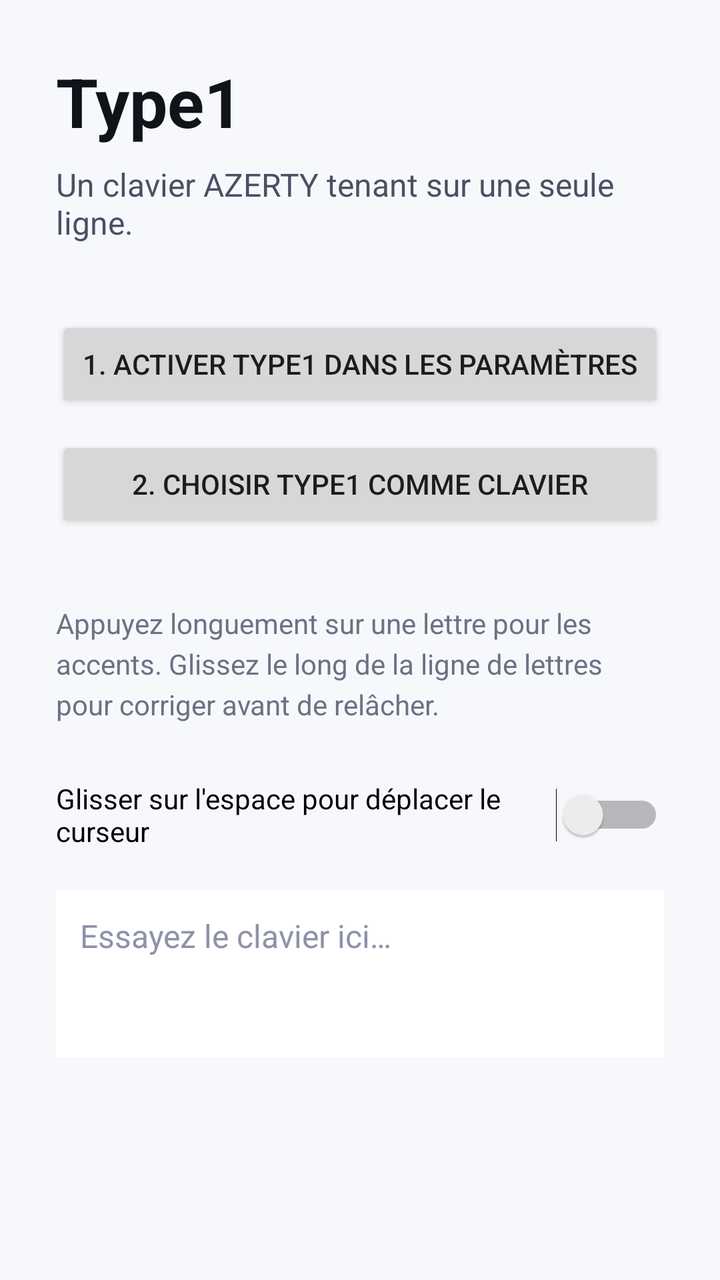
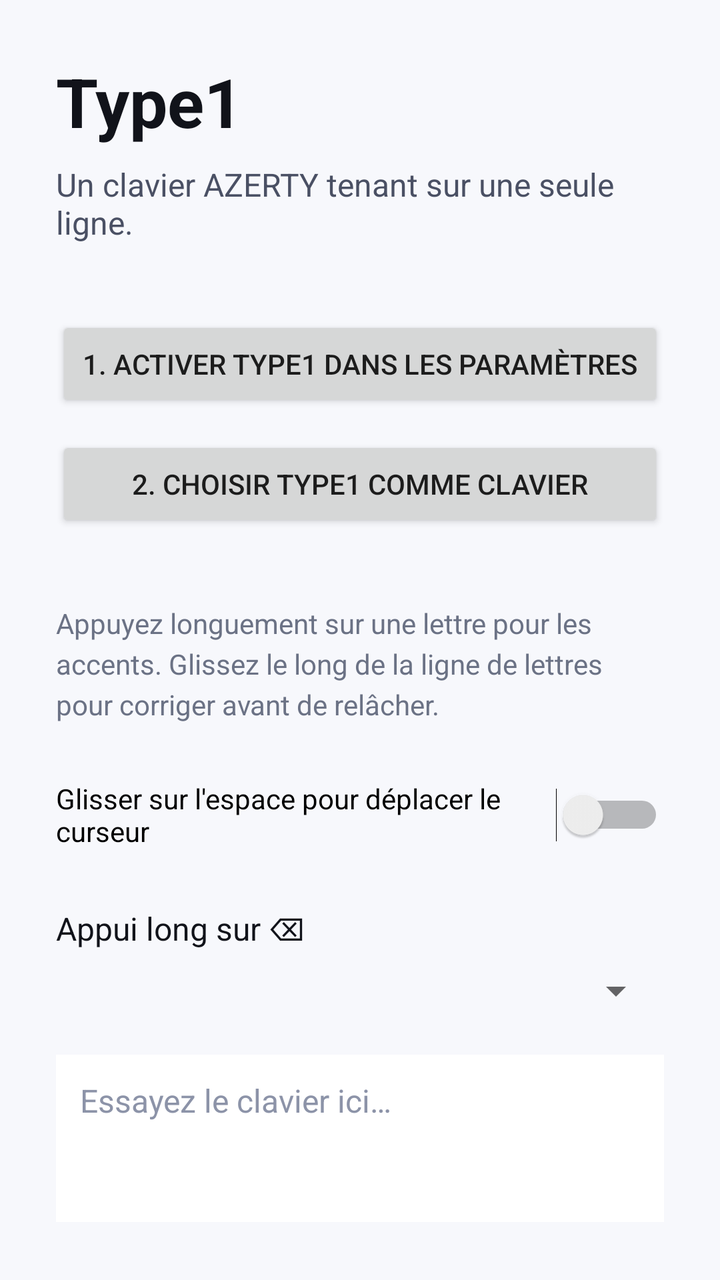

Before-and-after screenshots of an Android layout around one commit, followed by the original layout XML and the change that was made.
<!-- AndroidManifest.xml: application theme Theme.Type1 -->
<!-- res/layout/activity_setup.xml -->
<?xml version="1.0" encoding="utf-8"?>
<ScrollView xmlns:android="http://schemas.android.com/apk/res/android"
	android:layout_width="match_parent"
	android:layout_height="match_parent"
	android:fillViewport="true">

	<LinearLayout
		android:layout_width="match_parent"
		android:layout_height="wrap_content"
		android:orientation="vertical"
		android:padding="28dp">

		<TextView
			android:layout_width="wrap_content"
			android:layout_height="wrap_content"
			android:text="@string/setup_title"
			android:textColor="#FF11131A"
			android:textSize="34sp"
			android:textStyle="bold" />

		<TextView
			android:layout_width="match_parent"
			android:layout_height="wrap_content"
			android:layout_marginTop="8dp"
			android:text="@string/setup_subtitle"
			android:textColor="#FF4A5064"
			android:textSize="16sp" />

		<Button
			android:id="@+id/enableButton"
			android:layout_width="match_parent"
			android:layout_height="wrap_content"
			android:layout_marginTop="36dp"
			android:text="@string/setup_step_enable" />

		<Button
			android:id="@+id/selectButton"
			android:layout_width="match_parent"
			android:layout_height="wrap_content"
			android:layout_marginTop="12dp"
			android:text="@string/setup_step_select" />

		<TextView
			android:layout_width="match_parent"
			android:layout_height="wrap_content"
			android:layout_marginTop="36dp"
			android:lineSpacingExtra="4dp"
			android:text="@string/setup_hint"
			android:textColor="#FF6B7285"
			android:textSize="14sp" />

		<Switch
			android:id="@+id/spaceCursorSwitch"
			android:layout_width="match_parent"
			android:layout_height="wrap_content"
			android:layout_marginTop="28dp"
			android:text="@string/setup_space_cursor" />

		<EditText
			android:id="@+id/demoField"
			android:layout_width="match_parent"
			android:layout_height="wrap_content"
			android:layout_marginTop="20dp"
			android:background="#FFFFFFFF"
			android:gravity="top|start"
			android:hint="@string/setup_demo_hint"
			android:importantForAutofill="no"
			android:inputType="textCapSentences|textMultiLine"
			android:minLines="3"
			android:padding="12dp"
			android:textColor="#FF11131A"
			android:textColorHint="#FF8C93A8"
			android:textSize="16sp" />
	</LinearLayout>
</ScrollView>
<!-- resources referenced by this layout -->
<resources>
  <string name="setup_demo_hint">Essayez le clavier ici…</string>
  <string name="setup_hint">Appuyez longuement sur une lettre pour les accents. Glissez le long de la ligne de lettres pour corriger avant de relâcher.</string>
  <string name="setup_space_cursor">Glisser sur l\'espace pour déplacer le curseur</string>
  <string name="setup_step_enable">1. Activer Type1 dans les paramètres</string>
  <string name="setup_step_select">2. Choisir Type1 comme clavier</string>
  <string name="setup_subtitle">Un clavier AZERTY tenant sur une seule ligne.</string>
  <string name="setup_title">Type1</string>
  <style name="Theme.Type1" parent="@android:style/Theme.Material.Light.NoActionBar">
  		<item name="android:colorAccent">@color/brand</item>
  		<item name="android:statusBarColor">@color/brand</item>
  		<item name="android:windowBackground">#FFF7F8FC</item>
  	</style>
  <color name="brand">#FF4C6FFF</color>
</resources>

<!-- the commit's change to res/layout/activity_setup.xml (unified diff, before → after) -->
@@ -56,6 +56,20 @@
 			android:layout_marginTop="28dp"
 			android:text="@string/setup_space_cursor" />
 
+		<TextView
+			android:layout_width="match_parent"
+			android:layout_height="wrap_content"
+			android:layout_marginTop="28dp"
+			android:text="@string/setup_backspace_hold"
+			android:textColor="#FF11131A"
+			android:textSize="16sp" />
+
+		<Spinner
+			android:id="@+id/backspaceHoldSpinner"
+			android:layout_width="match_parent"
+			android:layout_height="wrap_content"
+			android:layout_marginTop="8dp" />
+
 		<EditText
 			android:id="@+id/demoField"
 			android:layout_width="match_parent"
<!-- resource entries referenced after the edit -->
@@ -1,5 +1,6 @@
 <!-- resources referenced by this layout -->
 <resources>
+  <string name="setup_backspace_hold">Appui long sur ⌫</string>
   <string name="setup_demo_hint">Essayez le clavier ici…</string>
   <string name="setup_hint">Appuyez longuement sur une lettre pour les accents. Glissez le long de la ligne de lettres pour corriger avant de relâcher.</string>
   <string name="setup_space_cursor">Glisser sur l\'espace pour déplacer le curseur</string>
